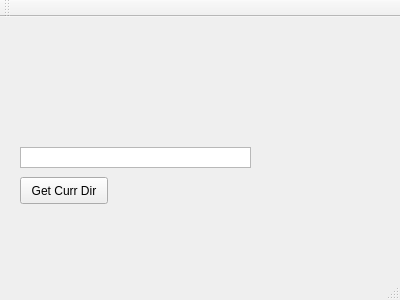
Qt form mainwindow.ui (johnty/qt-git-test) before a commit.
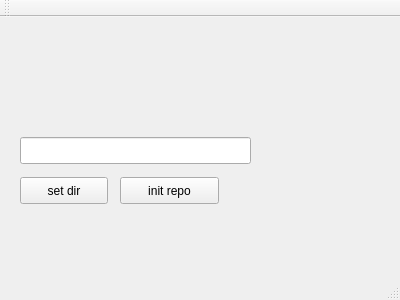
The same form after that commit.

```diff
--- a/mainwindow.ui
+++ b/mainwindow.ui
@@ -24,23 +24,30 @@
      </rect>
     </property>
     <property name="text">
-     <string>Get Curr Dir</string>
+     <string>set dir</string>
     </property>
    </widget>
-   <widget class="QPlainTextEdit" name="plainTextEdit">
+   <widget class="QLineEdit" name="textRepoLocation">
     <property name="geometry">
      <rect>
       <x>20</x>
-      <y>130</y>
+      <y>120</y>
       <width>231</width>
-      <height>21</height>
+      <height>27</height>
      </rect>
     </property>
-    <property name="verticalScrollBarPolicy">
-     <enum>Qt::ScrollBarAlwaysOff</enum>
+   </widget>
+   <widget class="QPushButton" name="pushButtonInit">
+    <property name="geometry">
+     <rect>
+      <x>120</x>
+      <y>160</y>
+      <width>99</width>
+      <height>27</height>
+     </rect>
     </property>
-    <property name="horizontalScrollBarPolicy">
-     <enum>Qt::ScrollBarAlwaysOff</enum>
+    <property name="text">
+     <string>init repo</string>
     </property>
    </widget>
   </widget>
```
Left out of the diff: 4 changed lines with no effect on the pictures.
